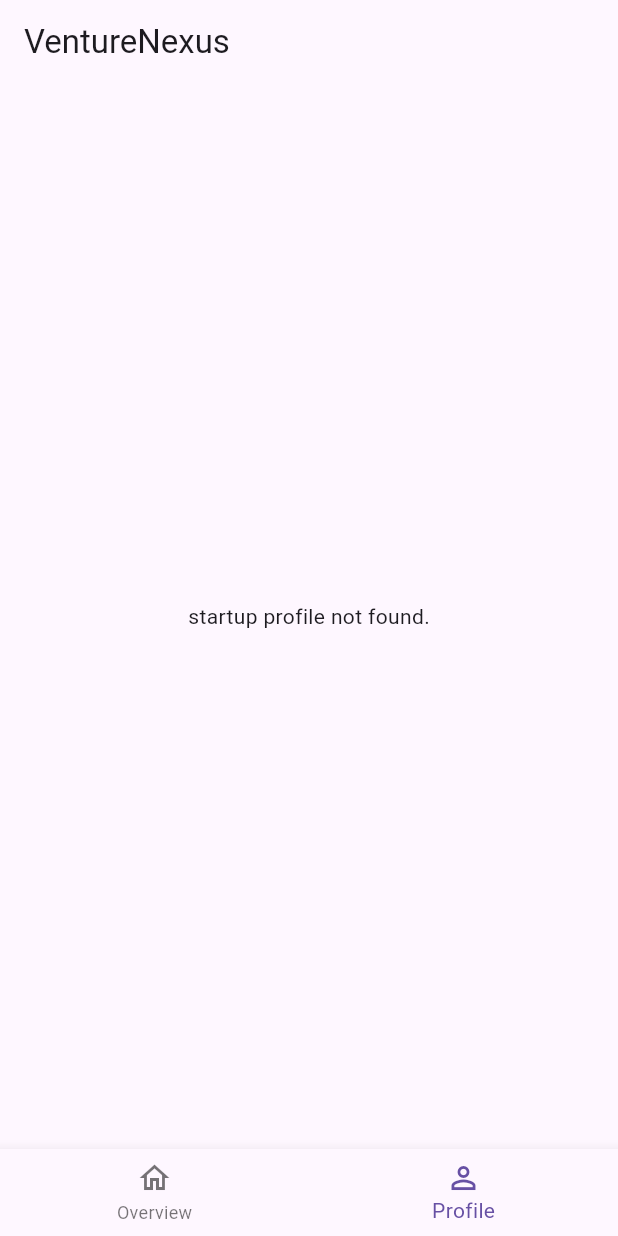
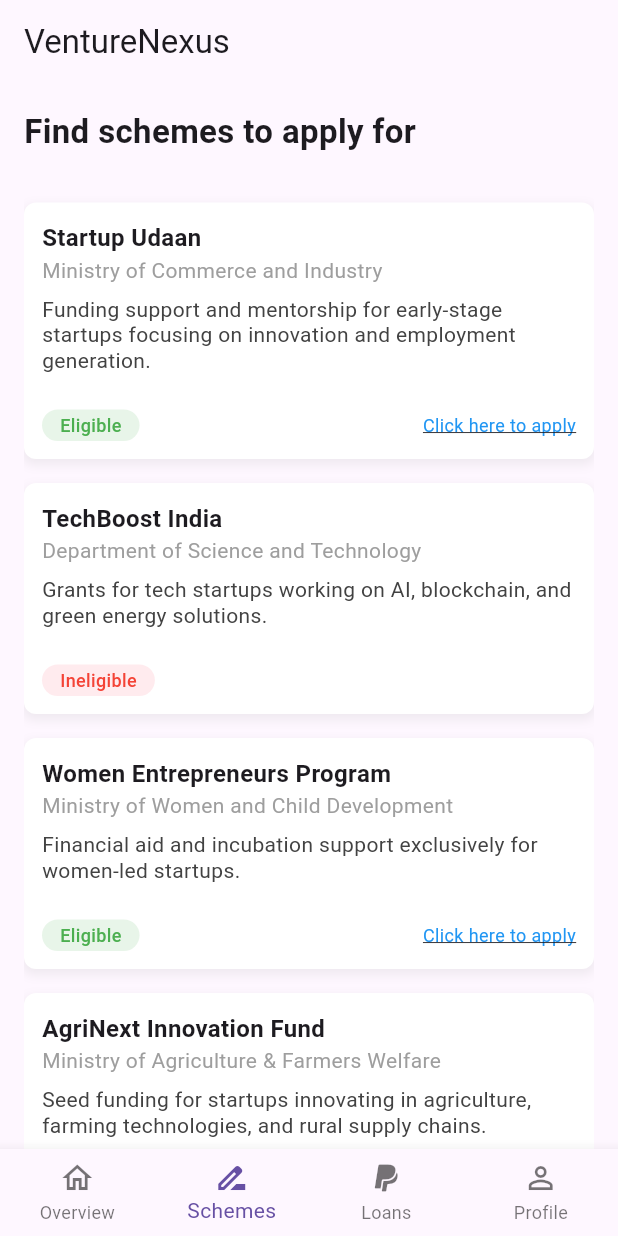
Before and after one commit to dubeyanant/startup, a Flutter app: the HomeScreen screen opened directly, item 2 of the bottom bar chosen, on a phone screen of 412 x 824 dp. Run offline on Flutter 3.47's test engine with Material 3 defaults, Android fonts, the light colour scheme and no system bars; our stand-ins replace flutter_riverpod, shared_preferences, sqflite; accounts and stored records are empty.

Commit message:
feat: add schemes tab

```diff
--- /dev/null
+++ b/lib/models/scheme_model.dart
@@ -0,0 +1,25 @@
+class Scheme {
+  final String name;
+  final String agencyName;
+  final String description;
+  final bool isEligible;
+  final String link;
+
+  Scheme({
+    required this.name,
+    required this.agencyName,
+    required this.description,
+    required this.isEligible,
+    required this.link,
+  });
+
+  factory Scheme.fromJson(Map<String, dynamic> json) {
+    return Scheme(
+      name: json['name'] as String,
+      agencyName: json['agencyName'] as String,
+      description: json['description'] as String,
+      isEligible: json['isEligible'] as bool,
+      link: json['link'] as String,
+    );
+  }
+}
--- a/lib/modules/home/screen/home_screen.dart
+++ b/lib/modules/home/screen/home_screen.dart
@@ -1,7 +1,9 @@
 import 'package:flutter/material.dart';
 
+import 'package:start_invest/modules/home/widgets/loans/loans_widget.dart';
 import 'package:start_invest/modules/home/widgets/overview/overview_widget.dart';
 import 'package:start_invest/modules/home/widgets/profile/profile_widget.dart';
+import 'package:start_invest/modules/home/widgets/schemes/schemes_widget.dart';
 
 class HomeScreen extends StatefulWidget {
   const HomeScreen({super.key});
@@ -13,8 +15,10 @@ class HomeScreen extends StatefulWidget {
 class _HomeScreenState extends State<HomeScreen> {
   int _selectedIndex = 0;
 
-  static const List<Widget> _widgetOptions = <Widget>[
+  static final List<Widget> _widgetOptions = <Widget>[
     OverviewWidget(),
+    SchemesWidget(),
+    LoansWidget(),
     ProfileWidget(),
   ];
 
@@ -30,10 +34,19 @@ class _HomeScreenState extends State<HomeScreen> {
       appBar: AppBar(title: const Text("VentureNexus")),
       body: _widgetOptions.elementAt(_selectedIndex),
       bottomNavigationBar: BottomNavigationBar(
+        type: BottomNavigationBarType.fixed,
         items: const <BottomNavigationBarItem>[
           BottomNavigationBarItem(
             icon: Icon(Icons.home_outlined),
             label: 'Overview',
+          ),
+          BottomNavigationBarItem(
+            icon: Icon(Icons.drive_file_rename_outline),
+            label: 'Schemes',
+          ),
+          BottomNavigationBarItem(
+            icon: Icon(Icons.paypal_outlined),
+            label: 'Loans',
           ),
           BottomNavigationBarItem(
             icon: Icon(Icons.person_outline),
--- /dev/null
+++ b/lib/modules/home/widgets/loans/loans_widget.dart
@@ -0,0 +1,15 @@
+import 'package:flutter/material.dart';
+
+class LoansWidget extends StatelessWidget {
+  const LoansWidget({super.key});
+
+  @override
+  Widget build(BuildContext context) {
+    return Scaffold(
+      body: Padding(
+        padding: EdgeInsetsGeometry.fromLTRB(16, 16, 16, 0),
+        child: Column(children: []),
+      ),
+    );
+  }
+}
--- /dev/null
+++ b/lib/modules/home/widgets/schemes/scheme_card.dart
@@ -0,0 +1,90 @@
+import 'package:flutter/material.dart';
+
+import 'package:start_invest/models/scheme_model.dart';
+import 'package:start_invest/modules/home/widgets/info_pill.dart';
+import 'package:url_launcher/url_launcher.dart';
+
+class SchemeCard extends StatelessWidget {
+  const SchemeCard(this.scheme, {super.key});
+
+  final Scheme scheme;
+
+  @override
+  Widget build(BuildContext context) {
+    return Container(
+      margin: const EdgeInsets.fromLTRB(0, 16, 0, 0),
+      padding: const EdgeInsets.all(12),
+      decoration: BoxDecoration(
+        color: Colors.white,
+        borderRadius: BorderRadius.circular(8),
+        boxShadow: [
+          BoxShadow(
+            color: Colors.grey.withAlpha(40),
+            spreadRadius: 1,
+            blurRadius: 5,
+            offset: const Offset(0, 3),
+          ),
+        ],
+      ),
+      child: Column(
+        crossAxisAlignment: CrossAxisAlignment.start,
+        children: [
+          Column(
+            crossAxisAlignment: CrossAxisAlignment.start,
+            children: [
+              Text(
+                scheme.name,
+                style: TextStyle(fontWeight: FontWeight.bold, fontSize: 16),
+              ),
+              Text(
+                scheme.agencyName,
+                style: TextStyle(fontSize: 14, color: Colors.grey),
+              ),
+            ],
+          ),
+          const SizedBox(height: 8),
+          Text(
+            scheme.description,
+            style: TextStyle(
+              fontSize: 14,
+              height: 1.2,
+              color: Colors.grey[800],
+            ),
+          ),
+          const SizedBox(height: 24),
+          Row(
+            mainAxisAlignment: MainAxisAlignment.spaceBetween,
+            children: [
+              scheme.isEligible
+                  ? InfoPill(
+                    info: "Eligible",
+                    color: Colors.green,
+                    backgroundColor: Colors.green[50]!,
+                  )
+                  : InfoPill(
+                    info: "Ineligible",
+                    color: Colors.red,
+                    backgroundColor: Colors.red[50]!,
+                  ),
+              if (scheme.isEligible)
+                GestureDetector(
+                  onTap: () {
+                    final Uri url = Uri.parse(scheme.link);
+                    launchUrl(url, mode: LaunchMode.externalApplication);
+                  },
+                  child: Text(
+                    "Click here to apply",
+                    style: TextStyle(
+                      fontSize: 12,
+                      color: Colors.blue,
+                      decoration: TextDecoration.underline,
+                    ),
+                  ),
+                ),
+            ],
+          ),
+        ],
+      ),
+    );
+  }
+}
--- /dev/null
+++ b/lib/modules/home/widgets/schemes/schemes_widget.dart
@@ -0,0 +1,97 @@
+import 'package:flutter/material.dart';
+
+import 'package:start_invest/models/scheme_model.dart';
+import 'package:start_invest/modules/home/widgets/schemes/scheme_card.dart';
+
+class SchemesWidget extends StatelessWidget {
+  SchemesWidget({super.key});
+
+  final List<Scheme> schemes = [
+    Scheme(
+      name: "Startup Udaan",
+      agencyName: "Ministry of Commerce and Industry",
+      description:
+          "Funding support and mentorship for early-stage startups focusing on innovation and employment generation.",
+      isEligible: true,
+      link: "https://startupindia.gov.in/udaan",
+    ),
+    Scheme(
+      name: "TechBoost India",
+      agencyName: "Department of Science and Technology",
+      description:
+          "Grants for tech startups working on AI, blockchain, and green energy solutions.",
+      isEligible: false,
+      link: "https://dst.gov.in/techboost",
+    ),
+    Scheme(
+      name: "Women Entrepreneurs Program",
+      agencyName: "Ministry of Women and Child Development",
+      description:
+          "Financial aid and incubation support exclusively for women-led startups.",
+      isEligible: true,
+      link: "https://wcd.nic.in/womenstartups",
+    ),
+    Scheme(
+      name: "AgriNext Innovation Fund",
+      agencyName: "Ministry of Agriculture & Farmers Welfare",
+      description:
+          "Seed funding for startups innovating in agriculture, farming technologies, and rural supply chains.",
+      isEligible: true,
+      link: "https://agrinnovateindia.co.in/agrinext",
+    ),
+    Scheme(
+      name: "Green Energy Catalyst",
+      agencyName: "Ministry of New and Renewable Energy",
+      description:
+          "Subsidies and tax benefits for startups in renewable energy, electric vehicles, and sustainable tech.",
+      isEligible: false,
+      link: "https://mnre.gov.in/greencatalyst",
+    ),
+    Scheme(
+      name: "Digital Bharat Accelerator",
+      agencyName: "Ministry of Electronics and Information Technology",
+      description:
+          "Support for startups building digital products that enhance rural internet penetration and e-governance.",
+      isEligible: true,
+      link: "https://meity.gov.in/digitalbharat",
+    ),
+    Scheme(
+      name: "Healthcare Innovators Grant",
+      agencyName: "Ministry of Health and Family Welfare",
+      description:
+          "Funding and clinical trial support for startups building medical devices, diagnostics, and telemedicine platforms.",
+      isEligible: true,
+      link: "https://mohfw.gov.in/healthinnovators",
+    ),
+  ];
+
+  @override
+  Widget build(BuildContext context) {
+    return Scaffold(
+      body: Padding(
+        padding: EdgeInsetsGeometry.fromLTRB(16, 16, 16, 0),
+        child: Column(
+          crossAxisAlignment: CrossAxisAlignment.start,
+          children: [
+            Text(
+              "Find schemes to apply for",
+              style: TextStyle(fontSize: 22, fontWeight: FontWeight.bold),
+            ),
+            const SizedBox(height: 16),
+            Expanded(
+              child: ListView.builder(
+                physics: const AlwaysScrollableScrollPhysics(
+                  parent: BouncingScrollPhysics(),
+                ),
+                itemCount: schemes.length,
+                itemBuilder: (context, index) {
+                  return SchemeCard(schemes[index]);
+                },
+              ),
+            ),
+          ],
+        ),
+      ),
+    );
+  }
+}
--- a/lib/modules/login/screen/startup_details_screen.dart
+++ b/lib/modules/login/screen/startup_details_screen.dart
@@ -335,14 +335,16 @@ class _StartupDetailsScreenState extends ConsumerState<StartupDetailsScreen> {
               TextFormField(
                 controller: _fundingGoalController,
                 decoration: const InputDecoration(
-                  labelText: 'Funding Goal (USD)',
+                  labelText: 'Funding Goal (INR)',
                 ),
                 keyboardType: TextInputType.number,
                 validator: (value) {
-                  if (value == null || value.isEmpty)
+                  if (value == null || value.isEmpty) {
                     return 'Enter funding goal';
-                  if (int.tryParse(value) == null)
+                  }
+                  if (int.tryParse(value) == null) {
                     return 'Enter a valid number';
+                  }
                   return null;
                 },
               ),
```
